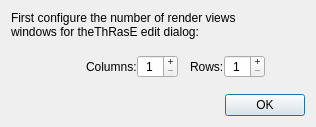
Qt form ui/render_view_config_dialog.ui (SMByC/ThRasE) before a commit.
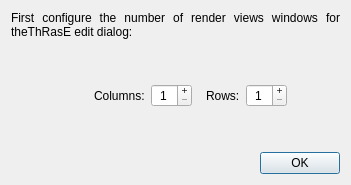
The same form after that commit. Icons and pictures are not drawn.

Commit message: Minor UI adjust to render view config dialog

Patch:
```diff
--- a/ui/render_view_config_dialog.ui
+++ b/ui/render_view_config_dialog.ui
@@ -2,6 +2,14 @@
 <ui version="4.0">
  <class>Dialog</class>
  <widget class="QDialog" name="Dialog">
+  <property name="geometry">
+   <rect>
+    <x>0</x>
+    <y>0</y>
+    <width>351</width>
+    <height>185</height>
+   </rect>
+  </property>
   <property name="windowTitle">
    <string>ThRasE - Render views configuration</string>
   </property>
@@ -9,26 +17,25 @@
    <item>
     <widget class="QLabel" name="label_30">
      <property name="text">
-      <string>First configure the number of render views
-windows for theThRasE edit dialog:</string>
+      <string>First configure the number of render views windows for theThRasE edit dialog:</string>
      </property>
      <property name="alignment">
       <set>Qt::AlignJustify|Qt::AlignVCenter</set>
      </property>
+     <property name="wordWrap">
+      <bool>true</bool>
+     </property>
     </widget>
    </item>
    <item>
-    <spacer name="verticalSpacer">
+    <spacer name="verticalSpacer_2">
      <property name="orientation">
       <enum>Qt::Vertical</enum>
      </property>
-     <property name="sizeType">
-      <enum>QSizePolicy::Minimum</enum>
-     </property>
      <property name="sizeHint" stdset="0">
       <size>
        <width>20</width>
-       <height>10</height>
+       <height>40</height>
       </size>
      </property>
     </spacer>
@@ -36,21 +43,6 @@
    <item>
     <widget class="QWidget" name="QGBox_GridSettings" native="true">
      <layout class="QHBoxLayout" name="horizontalLayout_8">
-      <property name="spacing">
-       <number>0</number>
-      </property>
-      <property name="leftMargin">
-       <number>0</number>
-      </property>
-      <property name="topMargin">
-       <number>0</number>
-      </property>
-      <property name="rightMargin">
-       <number>0</number>
-      </property>
-      <property name="bottomMargin">
-       <number>0</number>
-      </property>
       <item>
        <spacer name="horizontalSpacer_3">
         <property name="orientation">
@@ -74,7 +66,7 @@
         </property>
         <property name="sizeHint" stdset="0">
          <size>
-          <width>12</width>
+          <width>8</width>
           <height>20</height>
          </size>
         </property>
@@ -103,7 +95,7 @@
         </property>
         <property name="sizeHint" stdset="0">
          <size>
-          <width>16</width>
+          <width>8</width>
           <height>20</height>
          </size>
         </property>
@@ -145,7 +137,7 @@
         </property>
         <property name="sizeHint" stdset="0">
          <size>
-          <width>12</width>
+          <width>8</width>
           <height>20</height>
          </size>
         </property>
@@ -194,17 +186,14 @@
     </widget>
    </item>
    <item>
-    <spacer name="verticalSpacer_2">
+    <spacer name="verticalSpacer">
      <property name="orientation">
       <enum>Qt::Vertical</enum>
      </property>
-     <property name="sizeType">
-      <enum>QSizePolicy::Minimum</enum>
-     </property>
      <property name="sizeHint" stdset="0">
       <size>
        <width>20</width>
-       <height>10</height>
+       <height>40</height>
       </size>
      </property>
     </spacer>
```
